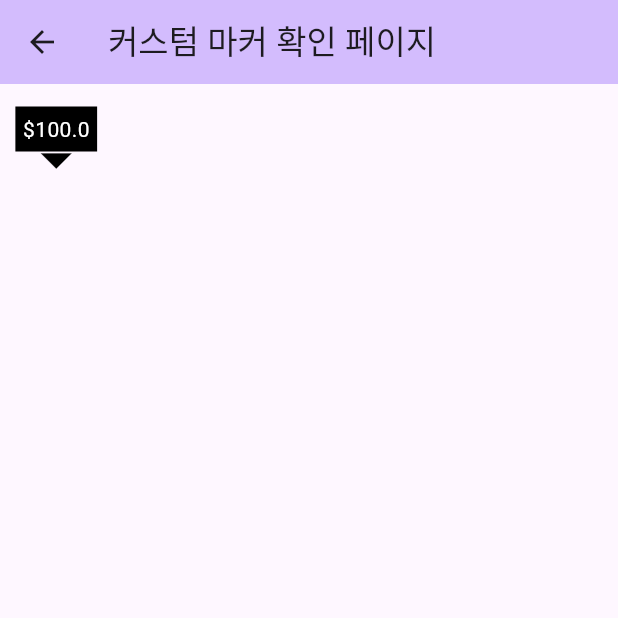
After one commit to okgudrms/flutter_googleMap_exam, a Flutter app: the CustomMarkerPage screen opened directly, on a phone screen of 412 x 824 dp, the top half of it. The commit adds this screen. Run offline on Flutter 3.47's test engine with Material 3 defaults, Android fonts, the phone set to English and light mode, and no system bars; our stand-ins replace geolocator, google_maps_flutter.

Commit message:
구글맵 마커까지

```diff
--- /dev/null
+++ b/lib/custom_marker.dart
@@ -0,0 +1,36 @@
+import 'package:flutter/material.dart';
+
+class CustomMarker extends StatelessWidget {
+  const CustomMarker({super.key, required this.price});
+  final double price;
+
+  @override
+  Widget build(BuildContext context) {
+    return SizedBox(
+      height: 75,
+      width: 75,
+      child: Stack(
+        alignment: Alignment.center,
+        children: [
+          const Align(
+            alignment: Alignment.bottomCenter,
+            child: Icon(
+              Icons.arrow_drop_down,
+              color: Colors.black,
+              size: 50,
+            ),
+          ),
+          Container(
+            margin: const EdgeInsets.only(bottom: 15),
+            padding: const EdgeInsets.all(5),
+            color: Colors.black,
+            child: Text(
+              "\$$price",
+              style: const TextStyle(color: Colors.white),
+            ),
+          ),
+        ],
+      ),
+    );
+  }
+}
--- /dev/null
+++ b/lib/custom_marker_page.dart
@@ -0,0 +1,22 @@
+import 'package:flutter/material.dart';
+import 'package:lio_geolocation/custom_marker.dart';
+
+class CustomMarkerPage extends StatefulWidget {
+  const CustomMarkerPage({super.key});
+
+  @override
+  State<CustomMarkerPage> createState() => _CustomMarkerPageState();
+}
+
+class _CustomMarkerPageState extends State<CustomMarkerPage> {
+  @override
+  Widget build(BuildContext context) {
+    return Scaffold(
+      appBar: AppBar(
+        backgroundColor: Theme.of(context).colorScheme.inversePrimary,
+        title: const Text("커스텀 마커 확인 페이지"),
+      ),
+      body: const CustomMarker(price: 100),
+    );
+  }
+}
--- a/pubspec.yaml
+++ b/pubspec.yaml
@@ -37,6 +37,7 @@ dependencies:
   cupertino_icons: ^1.0.2
   geolocator: ^10.1.0
   google_maps_flutter: ^2.5.0
+  custom_map_markers: ^0.0.2+1
 
 dev_dependencies:
   flutter_test:
```
Also changed, not shown: lib/custom_marker_2.dart (added, +40 -0 lines), lib/google_map_page.dart (+91 -2 lines), lib/main.dart (+13 -0 lines), lib/marker_page.dart (added, +138 -0 lines), pubspec.lock, 3 other files.
